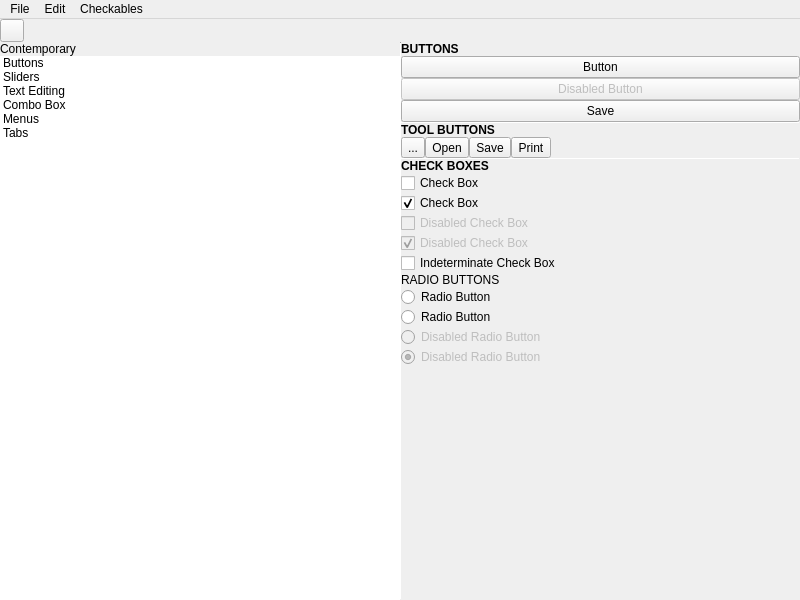
Before: the Qt Designer form demo/mainwindow.ui in theCheeseboard/contemporary-theme, drawn with Qt 5.
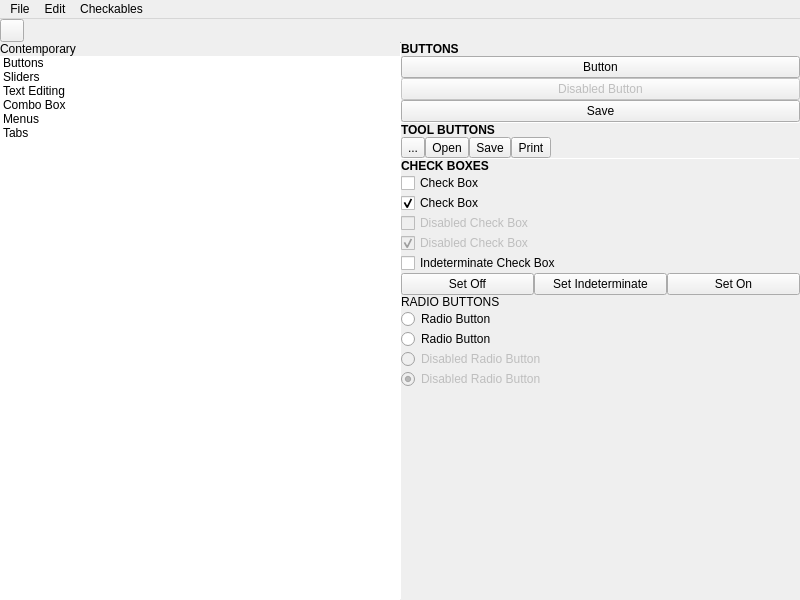
After: the same form once the commit is applied. Icons and pictures are not drawn. Custom widgets are drawn as their Qt base class.

Commit message: Implement indeterminate checkbox indicators

The edit to the form file:
```diff
--- a/demo/mainwindow.ui
+++ b/demo/mainwindow.ui
@@ -430,6 +430,31 @@
             </property>
            </widget>
           </item>
+          <item>
+           <layout class="QHBoxLayout" name="horizontalLayout_5">
+            <item>
+             <widget class="QPushButton" name="pushButton_4">
+              <property name="text">
+               <string>Set Off</string>
+              </property>
+             </widget>
+            </item>
+            <item>
+             <widget class="QPushButton" name="pushButton_5">
+              <property name="text">
+               <string>Set Indeterminate</string>
+              </property>
+             </widget>
+            </item>
+            <item>
+             <widget class="QPushButton" name="pushButton_6">
+              <property name="text">
+               <string>Set On</string>
+              </property>
+             </widget>
+            </item>
+           </layout>
+          </item>
           <item>
            <widget class="QLabel" name="label_3">
             <property name="text">
```
The commit also changes 7 other files.
